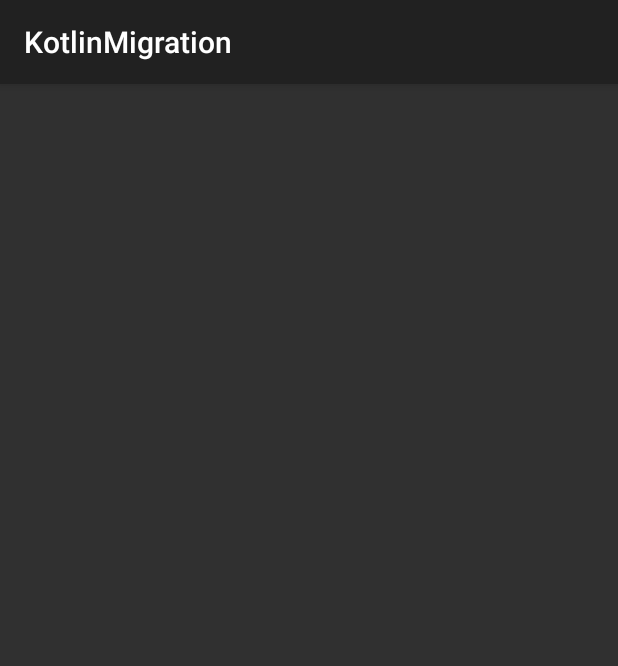
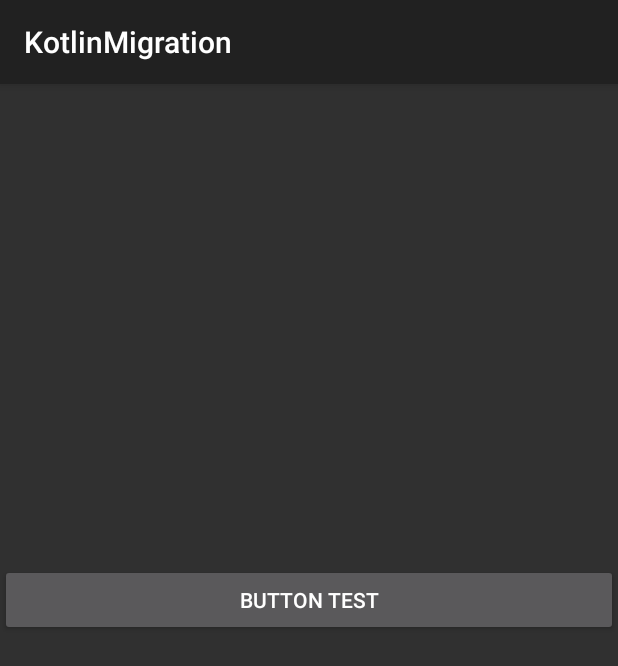
Before and after one commit to moefsaadi/Kotlin-Adventure, an Android app: the screen it shows after launch (MainActivity), on a phone screen of 412 x 824 dp. Shown: the top 666 px of the screen. Run offline under Robolectric (Android 15) with nearby library versions, the phone set to English and light mode, and no system bars.

Commit message:
Added button & Progress Bar

```diff
--- a/app/src/main/java/com/example/kotlinmigration/MainActivity.kt
+++ b/app/src/main/java/com/example/kotlinmigration/MainActivity.kt
@@ -2,8 +2,12 @@ package com.example.kotlinmigration
 
 import androidx.appcompat.app.AppCompatActivity
 import android.os.Bundle
+import android.view.View
 import android.widget.Button
+import android.widget.ProgressBar
 import android.widget.Toast
+import androidx.core.view.isInvisible
+import androidx.core.view.isVisible
 import androidx.recyclerview.widget.LinearLayoutManager
 import androidx.recyclerview.widget.RecyclerView
 import com.example.kotlinmigration.API.PostsJsonItem
@@ -24,13 +28,19 @@ class MainActivity : AppCompatActivity() {
         setContentView(R.layout.activity_main)
 
         val myButton: Button = findViewById(R.id.button)
+        val myProgress : ProgressBar = findViewById(R.id.progress)
         var list = listOf<PostsJsonItem>()
 
 
 
+        val recyclerView: RecyclerView = findViewById(R.id.recyclerView)
+        recyclerView.layoutManager = LinearLayoutManager(this)
+
+        myProgress.visibility = View.INVISIBLE
+
         myButton.setOnClickListener {
-            val recyclerView: RecyclerView = findViewById(R.id.recyclerView)
-            recyclerView.layoutManager = LinearLayoutManager(this)
+            myButton.visibility = View.INVISIBLE
+            myProgress.visibility = View.VISIBLE
 
 
             val retrofit = Retrofit.Builder()
@@ -51,6 +61,8 @@ class MainActivity : AppCompatActivity() {
                         return
                     }
 
+                    myProgress.visibility = View.INVISIBLE
+
                     recyclerView.adapter = MyAdapter(response.body()!!)
                 }
 
--- a/app/src/main/res/layout/activity_main.xml
+++ b/app/src/main/res/layout/activity_main.xml
@@ -5,6 +5,25 @@
     android:layout_width="match_parent"
     android:layout_height="match_parent"
     tools:context=".MainActivity">
+
+    <androidx.appcompat.widget.AppCompatButton
+        android:id="@+id/button"
+        android:layout_width="match_parent"
+        android:layout_height="wrap_content"
+        android:layout_marginTop="320dp"
+        android:text="Button Test"
+        app:layout_constraintStart_toStartOf="parent"
+        app:layout_constraintTop_toTopOf="parent" />
+
+    <ProgressBar
+        android:id="@+id/progress"
+        android:layout_width="match_parent"
+        android:layout_height="wrap_content"
+        android:layout_marginTop="320dp"
+        app:layout_constraintStart_toStartOf="parent"
+        app:layout_constraintTop_toTopOf="parent"
+        tools:visibility="invisible" />
+
 
     <androidx.recyclerview.widget.RecyclerView
         android:id="@+id/recyclerView"
```
Also changed, not shown: app/src/main/res/layout/start_button.xml (deleted, +0 -18 lines).
